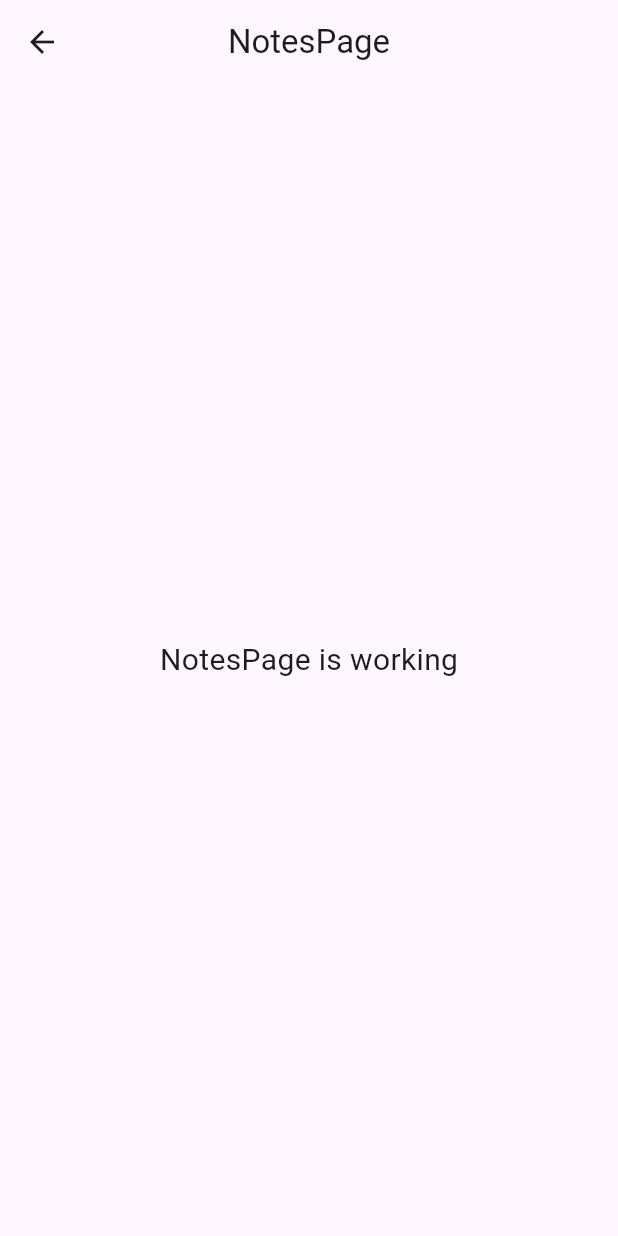
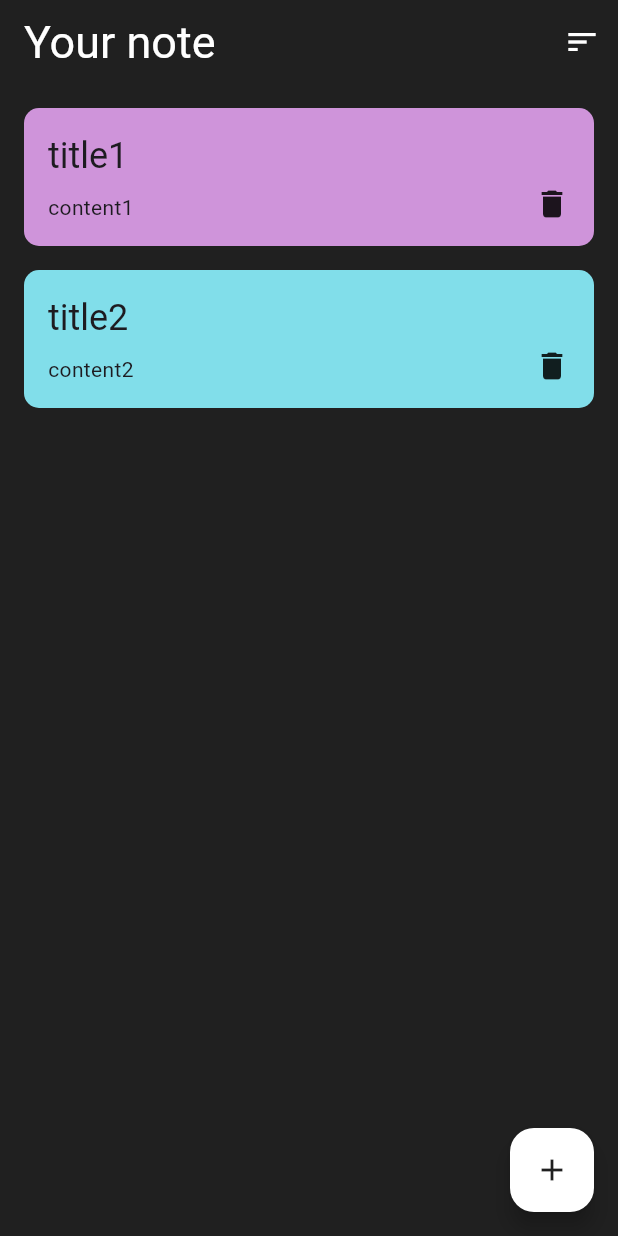
Before and after one commit to jungseokman/clean_2, a Flutter app: the NotesPage screen opened directly, on a phone screen of 412 x 824 dp. Run offline on Flutter 3.47's test engine with Material 3 defaults, Android fonts, the phone set to English and light mode, and no system bars; our stand-ins replace equatable, flutter_bloc, sqflite; accounts and stored records are empty.

Commit message:
첫번째화면

```diff
--- /dev/null
+++ b/lib/config/colors.dart
@@ -0,0 +1,10 @@
+import 'dart:ui';
+
+const roseBud = Color(0xFFFFAB91);
+const primrose = Color(0xFFE7ED9B);
+const wisteria = Color(0xFFCF94DA);
+const skyBlue = Color(0xFF81DEEA);
+const illusion = Color(0xFFF48FB1);
+
+const darkGray = Color(0xFF202020);
+const lightBlue = Color(0xFFD7E8DE);
--- a/lib/domain/models/note.dart
+++ b/lib/domain/models/note.dart
@@ -1,7 +1,6 @@
 import 'dart:convert';
 
 import 'package:equatable/equatable.dart';
-import 'package:flutter/widgets.dart';
 
 class Note extends Equatable {
   final String title;
@@ -62,14 +61,14 @@ class Note extends Equatable {
     String? content,
     int? color,
     int? timestamp,
-    ValueGetter<int?>? id,
+    int? id,
   }) {
     return Note(
       title: title ?? this.title,
       content: content ?? this.content,
       color: color ?? this.color,
       timestamp: timestamp ?? this.timestamp,
-      id: id != null ? id() : this.id,
+      id: id ?? this.id,
     );
   }
 }
--- /dev/null
+++ b/lib/presentation/bloc/notes/notes_event.dart
@@ -0,0 +1,42 @@
+part of 'notes_bloc.dart';
+
+sealed class NotesEvent extends Equatable {
+  const NotesEvent();
+
+  @override
+  List<Object> get props => [];
+}
+
+class GetNotesEvent extends NotesEvent {}
+
+class DeleteNotesEvent extends NotesEvent {
+  final Note note;
+  const DeleteNotesEvent({
+    required this.note,
+  });
+
+  @override
+  List<Object> get props => [note];
+}
+
+class RestoreNotesEvent extends NotesEvent {}
+
+class UpdateNotesEvent extends NotesEvent {
+  final Note note;
+  const UpdateNotesEvent({
+    required this.note,
+  });
+
+  @override
+  List<Object> get props => [note];
+}
+
+class CreateNotesEvent extends NotesEvent {
+  final Note note;
+  const CreateNotesEvent({
+    required this.note,
+  });
+
+  @override
+  List<Object> get props => [note];
+}
--- a/lib/presentation/pages/notes/notes_page.dart
+++ b/lib/presentation/pages/notes/notes_page.dart
@@ -1,4 +1,7 @@
 import 'package:flutter/material.dart';
+import 'package:flutter_note_app/config/colors.dart';
+import 'package:flutter_note_app/domain/models/note.dart';
+import 'package:flutter_note_app/presentation/widgets/note_item.dart';
 
 class NotesPage extends StatelessWidget {
   const NotesPage({super.key});
@@ -7,14 +10,38 @@ class NotesPage extends StatelessWidget {
   Widget build(BuildContext context) {
     return Scaffold(
       appBar: AppBar(
-        title: const Text('NotesPage'),
-        centerTitle: true,
+        title: const Text(
+          'Your note',
+        ),
+        centerTitle: false,
+        actions: [
+          IconButton(onPressed: () {}, icon: const Icon(Icons.sort)),
+        ],
       ),
-      body: const Center(
-        child: Text(
-          'NotesPage is working',
-          style: TextStyle(fontSize: 20),
-        ),
+      floatingActionButton: FloatingActionButton(
+        onPressed: () {},
+        child: const Icon(Icons.add),
+      ),
+      body: ListView(
+        padding: const EdgeInsets.symmetric(horizontal: 16, vertical: 16),
+        children: [
+          NoteItem(
+            note: Note(
+              title: "title1",
+              content: "content1",
+              color: wisteria.value,
+              timestamp: 1,
+            ),
+          ),
+          NoteItem(
+            note: Note(
+              title: "title2",
+              content: "content2",
+              color: skyBlue.value,
+              timestamp: 2,
+            ),
+          ),
+        ],
       ),
     );
   }
--- /dev/null
+++ b/lib/presentation/widgets/note_item.dart
@@ -0,0 +1,60 @@
+import 'package:flutter/material.dart';
+
+import 'package:flutter_note_app/domain/models/note.dart';
+
+class NoteItem extends StatelessWidget {
+  const NoteItem({
+    super.key,
+    required this.note,
+    this.onDeleteTap,
+  });
+
+  final Note note;
+  final Function? onDeleteTap;
+
+  @override
+  Widget build(BuildContext context) {
+    return Padding(
+      padding: const EdgeInsets.only(bottom: 16.0),
+      child: Container(
+        decoration: BoxDecoration(
+          borderRadius: BorderRadius.circular(10),
+          color: Color(note.color),
+        ),
+        padding: const EdgeInsets.all(16),
+        child: Stack(
+          children: [
+            Column(
+              crossAxisAlignment: CrossAxisAlignment.start,
+              children: [
+                Text(
+                  note.title,
+                  style: Theme.of(context).textTheme.headlineSmall,
+                  maxLines: 1,
+                  overflow: TextOverflow.ellipsis,
+                ),
+                const SizedBox(
+                  height: 8,
+                ),
+                Text(
+                  note.content,
+                  style: Theme.of(context).textTheme.bodyMedium,
+                  maxLines: 3,
+                  overflow: TextOverflow.ellipsis,
+                ),
+              ],
+            ),
+            Positioned(
+              right: 0,
+              bottom: 0,
+              child: GestureDetector(
+                onTap: onDeleteTap?.call(),
+                child: const Icon(Icons.delete),
+              ),
+            )
+          ],
+        ),
+      ),
+    );
+  }
+}
```
Also changed, not shown: lib/main.dart (+26 -109 lines), lib/presentation/bloc/note_app_bloc.dart (deleted, +0 -13 lines), lib/presentation/bloc/note_app_event.dart (deleted, +0 -8 lines), lib/presentation/bloc/note_app_state.dart (deleted, +0 -9 lines), lib/presentation/bloc/notes/notes_bloc.dart (added, +88 -0 lines), lib/presentation/bloc/notes/notes_state.dart (added, +72 -0 lines), 3 other files.
